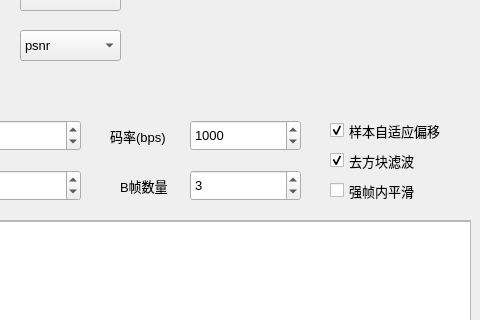
Qt form ui/mainwindow.ui (chuliu-hash/Brain-image-compression) before a commit; both pictures show x 420 to 900 and y 229 to 549 of the 900 by 700 pixel window.
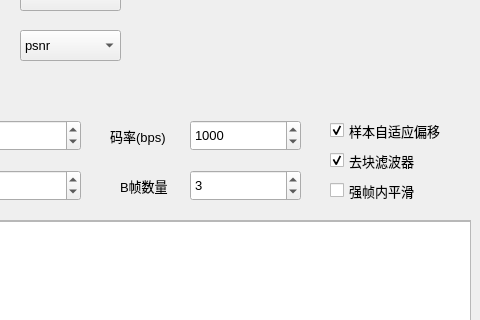
The same form after that commit. Icons and pictures are not drawn. Custom widgets are drawn as their Qt base class.

```diff
--- a/ui/mainwindow.ui
+++ b/ui/mainwindow.ui
@@ -434,7 +434,7 @@
      </font>
     </property>
     <property name="text">
-     <string>去方块滤波</string>
+     <string>去块滤波器</string>
     </property>
     <property name="checked">
      <bool>true</bool>
```
